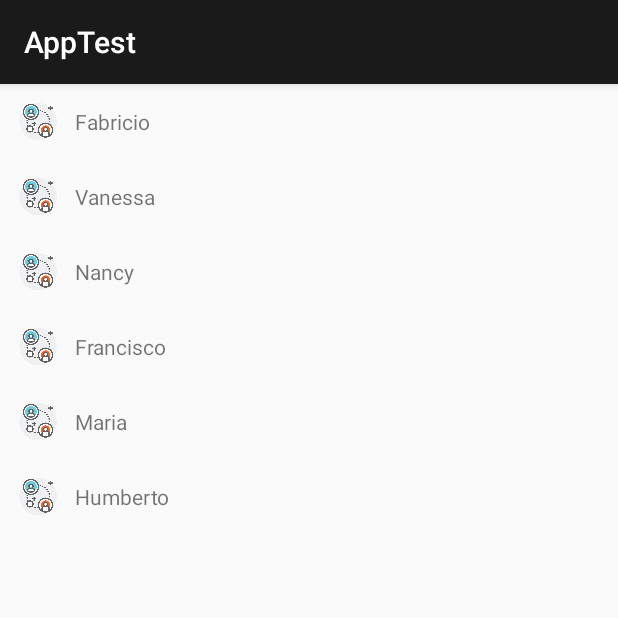
After one commit to vladymix/arch_ast, an Android app: the ListValidateActivity screen opened directly, with no data from a screen before it, on a phone screen of 412 x 824 dp, the top half of it. The commit adds this screen. Run offline under Robolectric (Android 15) with nearby library versions, the phone set to English and light mode, and no system bars.

Commit message:
Added validation button list swipe

```diff
--- a/AppTest/app/build.gradle
+++ b/AppTest/app/build.gradle
@@ -1,4 +1,6 @@
 apply plugin: 'com.android.application'
+apply plugin: 'kotlin-android'
+apply plugin: 'kotlin-android-extensions'
 
 android {
     compileSdkVersion 26
@@ -29,4 +31,5 @@ dependencies {
     androidTestImplementation 'com.android.support.test:runner:1.0.1'
     androidTestImplementation 'com.android.support.test.espresso:espresso-core:3.0.1'
     implementation project(path: ':core')
+    implementation "org.jetbrains.kotlin:kotlin-stdlib-jdk7:$kotlin_version"
 }
--- a/AppTest/app/src/main/java/com/altamirano/fabricio/apptest/MainActivity.java
+++ b/AppTest/app/src/main/java/com/altamirano/fabricio/apptest/MainActivity.java
@@ -12,6 +12,7 @@ import com.altamirano.fabricio.apptest.activities.CircleBitmapActivity;
 import com.altamirano.fabricio.apptest.activities.ExpandableBasicActivity;
 import com.altamirano.fabricio.apptest.activities.InfoUrlActivity;
 import com.altamirano.fabricio.apptest.activities.ListSwipeActivity;
+import com.altamirano.fabricio.apptest.activities.ListValidateActivity;
 import com.altamirano.fabricio.apptest.activities.OnBoardActivity;
 import com.altamirano.fabricio.apptest.activities.SquareBitmapActivity;
 import com.altamirano.fabricio.apptest.adapters.MenuAdapter;
@@ -41,6 +42,8 @@ public class MainActivity extends AppCompatActivity implements AdapterView.OnIte
         itms.add(new MenuItem(BasicButtonsActivity.class, "Buttons", R.drawable.ic_loadurl));
         itms.add(new MenuItem(ExpandableBasicActivity.class, "Expandable basic", R.drawable.ic_arrow_downward));
         itms.add(new MenuItem(ListSwipeActivity.class, "Swipe List", R.drawable.ic_arrow_downward));
+
+        itms.add(new MenuItem(ListValidateActivity.class, "Swipe List Validate", R.drawable.ic_arrow_downward));
 
 
         this.listMenu.setAdapter(new MenuAdapter(this, itms));
--- /dev/null
+++ b/AppTest/app/src/main/java/com/altamirano/fabricio/apptest/activities/ListValidateActivity.kt
@@ -0,0 +1,66 @@
+package com.altamirano.fabricio.apptest.activities
+
+import android.graphics.Color
+import android.os.Bundle
+import android.support.v7.app.AppCompatActivity
+import android.support.v7.widget.LinearLayoutManager
+import android.support.v7.widget.RecyclerView
+import android.widget.Toast
+import com.altamirano.fabricio.apptest.R
+import com.altamirano.fabricio.apptest.adapters.RecycleContactsAdapter
+import com.altamirano.fabricio.apptest.commons.DataSample
+import com.altamirano.fabricio.simpleSwipe.SwipeToValidateAdapter
+
+class ListValidateActivity : AppCompatActivity() {
+
+    private lateinit var recycler: RecyclerView
+    private val adapter = RecycleContactsAdapter(DataSample.getContacts()) {
+        Toast.makeText(this@ListValidateActivity, "${it.name} Clicked", Toast.LENGTH_LONG).show()
+    }
+
+    override fun onCreate(savedInstanceState: Bundle?) {
+        super.onCreate(savedInstanceState)
+        setContentView(R.layout.activity_list_validate)
+
+        this.recycler = findViewById(R.id.listview)
+
+        this.recycler.layoutManager = LinearLayoutManager(this)
+
+        recycler.adapter = adapter
+
+        val swipe = object : SwipeToValidateAdapter(this, this.recycler) {
+
+            override fun instantiateUnderlayButton(viewHolder: RecyclerView.ViewHolder?, underlayButtons: ArrayList<UnderlayButton>) {
+                underlayButtons.add(UnderlayButton(
+                        "Delete",
+                        Color.parseColor("#FF3C30"),
+                        object : UnderlayButtonClickListener {
+                            override fun onClick(pos: Int) { // TODO: onDelete
+                                Toast.makeText(this@ListValidateActivity, "${adapter.items[pos].name} Delete", Toast.LENGTH_LONG).show()
+                            }
+                        }
+                ))
+
+                underlayButtons.add(UnderlayButton(
+                        "Transfer",
+                        Color.parseColor("#FF9502"),
+                        object : UnderlayButtonClickListener {
+                            override fun onClick(pos: Int) { // TODO: OnTransfer
+                                Toast.makeText(this@ListValidateActivity, "${adapter.items[pos].name} Transfer", Toast.LENGTH_LONG).show()
+                            }
+                        }
+                ))
+                underlayButtons.add(UnderlayButton(
+                        "Unshare",
+                        Color.parseColor("#C7C7CB"),
+                        object : UnderlayButtonClickListener {
+                            override fun onClick(pos: Int) { // TODO: OnUnshare
+                                Toast.makeText(this@ListValidateActivity, "${adapter.items[pos].name} Unshare", Toast.LENGTH_LONG).show()
+                            }
+                        }
+                ))
+            }
+
+        }
+    }
+}
--- /dev/null
+++ b/AppTest/app/src/main/java/com/altamirano/fabricio/apptest/adapters/RecycleContactsAdapter.kt
@@ -0,0 +1,31 @@
+package com.altamirano.fabricio.apptest.adapters
+
+import android.support.v7.widget.RecyclerView
+import android.view.LayoutInflater
+import android.view.View
+import android.view.ViewGroup
+import android.widget.TextView
+import com.altamirano.fabricio.apptest.R
+import com.altamirano.fabricio.apptest.commons.Contact
+
+class RecycleContactsAdapter(val items: List<Contact>, val listener: (Contact) -> Unit) : RecyclerView.Adapter<RecycleContactsAdapter.ViewHolder>() {
+
+    override fun onCreateViewHolder(parent: ViewGroup?, viewType: Int) = ViewHolder(parent.inflate(R.layout.item_contact, false))
+
+    override fun onBindViewHolder(holder: ViewHolder, position: Int) = holder.bind(items[position], listener)
+
+    override fun getItemCount() = items.size
+
+    class ViewHolder(itemView: View) : RecyclerView.ViewHolder(itemView){
+        val textView : TextView = itemView.findViewById(R.id.itemName)
+
+        fun bind(item: Contact, listener: (Contact) -> Unit) = with(itemView) {
+            textView.text = item.name
+            setOnClickListener { listener(item) }
+        }
+    }
+}
+
+private fun ViewGroup?.inflate(idRes: Int, b: Boolean): View {
+    return LayoutInflater.from(this!!.context).inflate(idRes,this,b)
+}
--- /dev/null
+++ b/AppTest/app/src/main/java/com/altamirano/fabricio/apptest/commons/Contact.kt
@@ -0,0 +1,22 @@
+package com.altamirano.fabricio.apptest.commons
+
+data class Contact(val name:String, val idImage:Int)
+
+
+
+
+object DataSample{
+    fun getContacts():List<Contact> {
+
+        val list = ArrayList<Contact>()
+        list.add(Contact("Fabricio",0))
+        list.add(Contact("Vanessa",0))
+        list.add(Contact("Nancy",0))
+        list.add(Contact("Francisco",0))
+        list.add(Contact("Maria",0))
+        list.add(Contact("Humberto",0))
+
+        return list
+
+    }
+}
--- /dev/null
+++ b/AppTest/app/src/main/res/layout/activity_list_validate.xml
@@ -0,0 +1,14 @@
+<?xml version="1.0" encoding="utf-8"?>
+<RelativeLayout xmlns:android="http://schemas.android.com/apk/res/android"
+    xmlns:app="http://schemas.android.com/apk/res-auto"
+    xmlns:tools="http://schemas.android.com/tools"
+    android:layout_width="match_parent"
+    android:layout_height="match_parent"
+    tools:context=".activities.ListValidateActivity">
+
+    <android.support.v7.widget.RecyclerView
+        android:id="@+id/listview"
+        android:layout_width="match_parent"
+        android:layout_height="match_parent"/>
+
+</RelativeLayout>
--- /dev/null
+++ b/AppTest/app/src/main/res/layout/item_contact.xml
@@ -0,0 +1,22 @@
+<?xml version="1.0" encoding="utf-8"?>
+<LinearLayout xmlns:android="http://schemas.android.com/apk/res/android"
+    android:layout_width="match_parent"
+    android:layout_height="50dp"
+    android:orientation="horizontal">
+
+    <ImageView
+        android:layout_width="30dp"
+        android:layout_height="30dp"
+        android:layout_margin="10dp"
+        android:src="@drawable/img_no_friend" />
+
+    <TextView
+        android:text="Hola"
+        android:id="@+id/itemName"
+        android:layout_gravity="center_vertical"
+        android:layout_width="match_parent"
+        android:layout_height="wrap_content"/>
+
+
+
+</LinearLayout>
--- a/AppTest/build.gradle
+++ b/AppTest/build.gradle
@@ -1,6 +1,7 @@
 // Top-level build file where you can add configuration options common to all sub-projects/modules.
 
 buildscript {
+    ext.kotlin_version = '1.3.61'
 
     repositories {
         google()
@@ -8,6 +9,7 @@ buildscript {
     }
     dependencies {
         classpath 'com.android.tools.build:gradle:3.4.0'
+        classpath "org.jetbrains.kotlin:kotlin-gradle-plugin:$kotlin_version"
 
 
         // NOTE: Do not place your application dependencies here; they belong
--- a/AppTest/core/src/main/java/com/altamirano/fabricio/simpleSwipe/SimpleSwipe.kt
+++ b/AppTest/core/src/main/java/com/altamirano/fabricio/simpleSwipe/SimpleSwipe.kt
@@ -1,15 +1,18 @@
+
+package com.altamirano.fabricio.simpleSwipe;
+
 import android.content.Context
 import android.graphics.*
+import android.support.v7.widget.RecyclerView
+import android.support.v7.widget.helper.ItemTouchHelper
 import android.view.GestureDetector
 import android.view.MotionEvent
 import android.view.View
-import androidx.recyclerview.widget.ItemTouchHelper
-import androidx.recyclerview.widget.RecyclerView
 import java.util.*
 import kotlin.collections.ArrayList
+
 abstract class SwipeToValidateAdapter(var context: Context,
-                                      private var recyclerView: RecyclerView) :
-        ItemTouchHelper.SimpleCallback(0, ItemTouchHelper.ANIMATION_TYPE_SWIPE_CANCEL) {
+                                      private var recyclerView: RecyclerView) : ItemTouchHelper.SimpleCallback(0, ItemTouchHelper.ANIMATION_TYPE_SWIPE_CANCEL) {
 
     private val BUTTON_WIDTH = 400
     private var buttons: ArrayList<UnderlayButton>
@@ -22,7 +25,6 @@ abstract class SwipeToValidateAdapter(var context: Context,
     private var buttonsBuffer: MutableMap<Int, ArrayList<UnderlayButton>>
     private var recoverQueue: Queue<Int>
 
-
     init {
         buttons = ArrayList()
         buttonsBuffer = HashMap()
@@ -31,22 +33,47 @@ abstract class SwipeToValidateAdapter(var context: Context,
 
         listenerGestureDetector = object : GestureDetector.SimpleOnGestureListener() {
             override fun onSingleTapConfirmed(e: MotionEvent): Boolean {
-                for(button in buttons) {
-                    if(button.onClick(e.x, e.y)) break
+                for (button in buttons) {
+                    if (button.onClick(e.x, e.y)) break
                 }
                 return true
             }
-
-            override fun onSingleTapUp(e: MotionEvent?): Boolean {
-                return super.onSingleTapUp(e)
         }
 
-        }
         gestureDetector = GestureDetector(context, listenerGestureDetector)
 
+        listenerOnTouch = View.OnTouchListener { v, event ->
+            if (swipedPos < 0) return@OnTouchListener false
+
+            val point = Point(event?.rawX!!.toInt(), event.rawY.toInt())
+            val swipedViewHolder: RecyclerView.ViewHolder? =
+                    recyclerView.findViewHolderForAdapterPosition(swipedPos)
+            val rect = Rect()
+            swipedViewHolder?.itemView?.getGlobalVisibleRect(rect)
+
+            if (event.action == MotionEvent.ACTION_DOWN || event.action == MotionEvent.ACTION_UP || event.action == MotionEvent.ACTION_MOVE) {
+                if (rect.top < point.y ) {
+                    gestureDetector.onTouchEvent(event)
+                } else {
+                    recoverQueue.add(swipedPos)
+                    swipedPos = -1
+                    recoverSwipedItem()
+                }
+            }
+            false
+        }
+
+
+        attachSwipe();
+
+        recyclerView.setOnTouchListener(listenerOnTouch)
 
     }
 
+     private fun attachSwipe() {
+        val itemTouchHelper = ItemTouchHelper(this)
+        itemTouchHelper.attachToRecyclerView(recyclerView)
+    }
 
     override fun onMove(recyclerView: RecyclerView,
                         viewHolder: RecyclerView.ViewHolder,
@@ -57,36 +84,13 @@ abstract class SwipeToValidateAdapter(var context: Context,
     override fun onSwiped(viewHolder: RecyclerView.ViewHolder, direction: Int) {
         val pos = viewHolder.adapterPosition
 
-        if(swipedPos != pos) {
+        if (swipedPos != pos) {
             recoverQueue.add(swipedPos)
         }
 
         swipedPos = pos
 
-        listenerOnTouch = View.OnTouchListener { v, event ->
-            if(swipedPos < 0) return@OnTouchListener false
-
-            val point = Point(event?.rawX!!.toInt(), event.rawY.toInt())
-            val swipedViewHolder: RecyclerView.ViewHolder? =
-                recyclerView.findViewHolderForAdapterPosition(swipedPos)
-            val rect = Rect()
-            swipedViewHolder?.itemView?.getGlobalVisibleRect(rect)
-
-            if(event.action == MotionEvent.ACTION_DOWN || event.action == MotionEvent.ACTION_UP || event.action == MotionEvent.ACTION_MOVE) {
-                if(rect.top < point.y && rect.bottom > point.y) {
-                    gestureDetector.onTouchEvent(event)
-                } else {
-                    recoverQueue.add(swipedPos)
-                    swipedPos = -1
-                    recoverSwipedItem()
-                }
-            }
-            false
-        }
-
-        recyclerView.setOnTouchListener(listenerOnTouch)
-
-        if(buttonsBuffer.containsKey(swipedPos)) {
+        if (buttonsBuffer.containsKey(swipedPos)) {
             buttons = buttonsBuffer[swipedPos] ?: error("")
         } else {
             buttons.clear()
@@ -97,11 +101,9 @@ abstract class SwipeToValidateAdapter(var context: Context,
         recoverSwipedItem()
     }
 
-
     override fun getSwipeEscapeVelocity(defaultValue: Float): Float {
         return 0.1f * defaultValue
     }
-
 
     override fun onChildDraw(c: Canvas,
                              recyclerView: RecyclerView,
@@ -113,15 +115,15 @@ abstract class SwipeToValidateAdapter(var context: Context,
         val pos = viewHolder.adapterPosition
         var translationX = dX
         val itemView = viewHolder.itemView
-        if(pos < 0) {
+        if (pos < 0) {
             swipedPos = pos
             return
         }
-        if(actionState == ItemTouchHelper.ACTION_STATE_SWIPE) {
+        if (actionState == ItemTouchHelper.ACTION_STATE_SWIPE) {
 
-            if(dX < 0) {
+            if (dX < 0) {
                 var buffer: ArrayList<UnderlayButton> = ArrayList()
-                if(!buttonsBuffer.containsKey(pos)) {
+                if (!buttonsBuffer.containsKey(pos)) {
                     instantiateUnderlayButton(viewHolder, buffer)
                     buttonsBuffer.keys
                     buttonsBuffer[pos] = buffer
@@ -145,9 +147,9 @@ abstract class SwipeToValidateAdapter(var context: Context,
 
     @Synchronized
     private fun recoverSwipedItem() {
-        while(!recoverQueue.isEmpty()) {
+        while (!recoverQueue.isEmpty()) {
             val pos: Int = recoverQueue.poll()
-            if(pos > -1) {
+            if (pos > -1) {
                 recyclerView.adapter!!.notifyItemChanged(pos)
             }
         }
@@ -160,7 +162,7 @@ abstract class SwipeToValidateAdapter(var context: Context,
                             dX: Float) {
         var right = itemView.right.toFloat()
         val dButtonWidth = -1 * dX / buffer.size
-        for(button in buffer) {
+        for (button in buffer) {
             val left = right - dButtonWidth
             button.onDraw(c,
                     RectF(left, itemView.top.toFloat(), right, itemView.bottom.toFloat()),
@@ -168,7 +170,6 @@ abstract class SwipeToValidateAdapter(var context: Context,
             right = left
         }
     }
-
 
     abstract fun instantiateUnderlayButton(viewHolder: RecyclerView.ViewHolder?,
                                            underlayButtons: ArrayList<UnderlayButton>)
@@ -180,7 +181,7 @@ abstract class SwipeToValidateAdapter(var context: Context,
         private var clickRegion: RectF? = null
 
         fun onClick(x: Float, y: Float): Boolean {
-            if(clickRegion != null && clickRegion!!.contains(x, y)) {
+            if (clickRegion != null && clickRegion!!.contains(x, y)) {
                 clickListener.onClick(pos)
                 return true
             }
@@ -194,7 +195,7 @@ abstract class SwipeToValidateAdapter(var context: Context,
             c.drawRect(rect, p)
             // Draw Text
             p.color = Color.WHITE
-            p.textSize = 64F
+            p.textSize = 54F
             val r = Rect()
             val cHeight: Float = rect.height()
             val cWidth: Float = rect.width()
```
Also changed, not shown: AppTest/app/src/main/AndroidManifest.xml (+12 -17 lines), AppTest/app/src/main/java/com/altamirano/fabricio/apptest/adapters/ContactsAdapter.kt (added, +38 -0 lines), AppTest/core/build.gradle (+7 -0 lines). Lines whose indentation alone changed are shown as unchanged.
